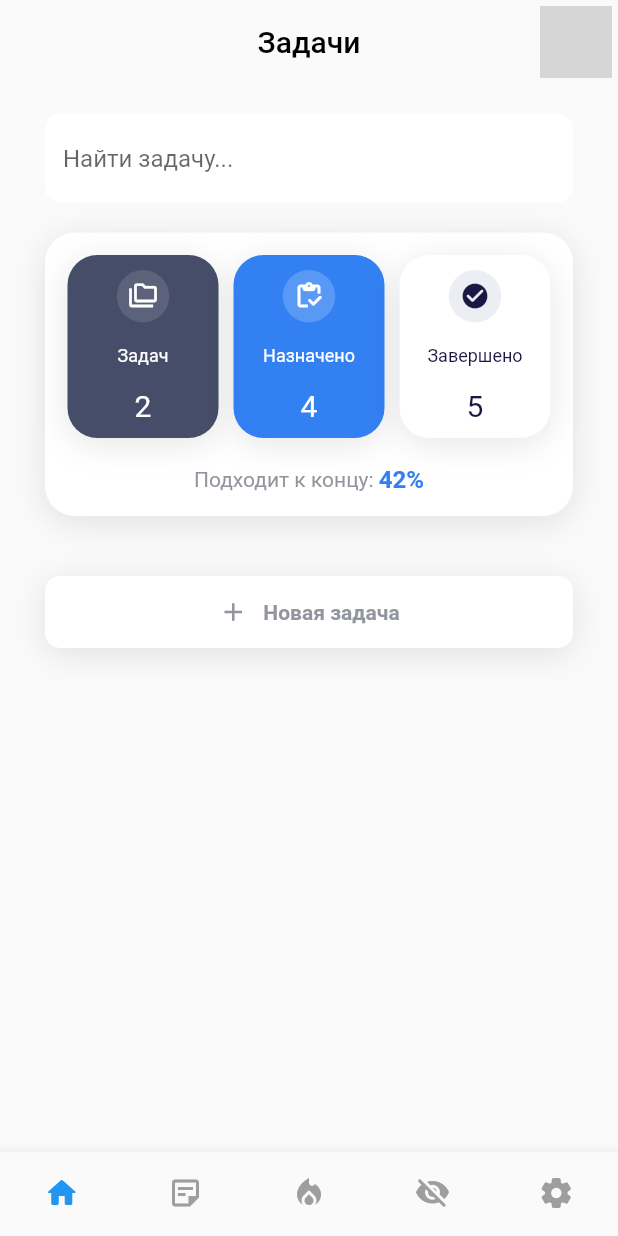
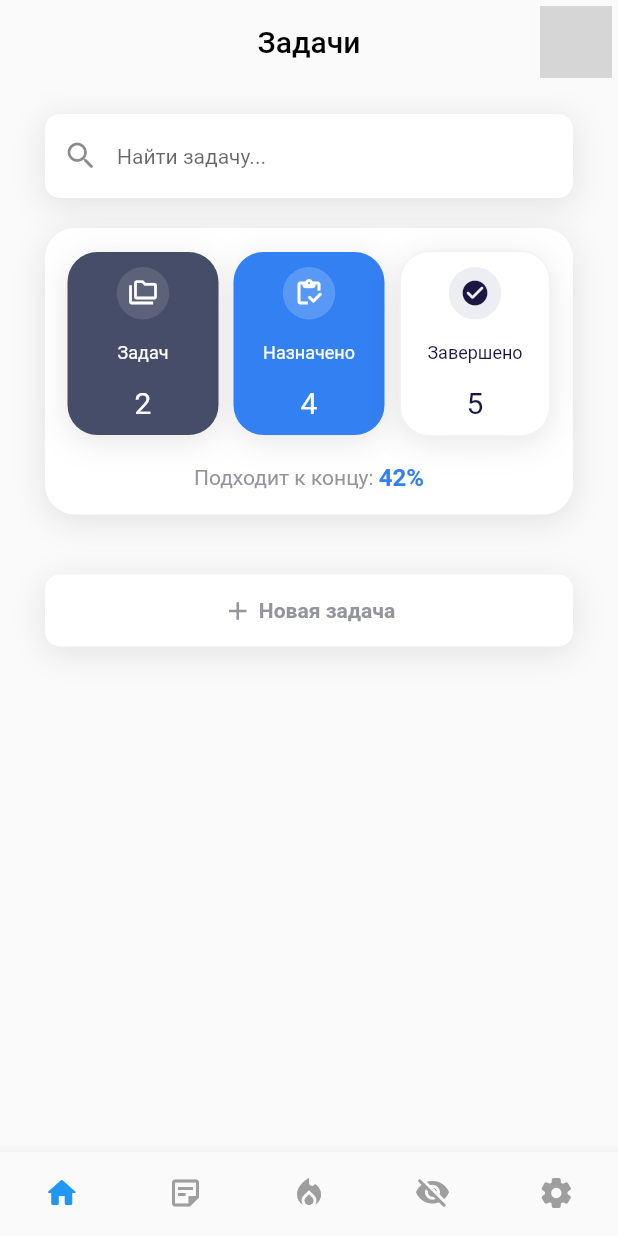
Before and after one commit to black-rusuz/rostelecom, a Flutter app: the screen it shows after launch, on a phone screen of 412 x 824 dp. Run offline on Flutter 3.47's test engine with Material 2 defaults, Android fonts, the phone set to English and light mode, and no system bars; drawn by our look-alikes of cached_network_image; our stand-ins replace dio, equatable, flutter_bloc, get_it, google_fonts, injectable and 1 more; network calls fail; grey boxes are pictures that could not be loaded.

Commit message:
search field style

```diff
--- a/lib/presentation/pages/home/tasks/tasks_fragment.dart
+++ b/lib/presentation/pages/home/tasks/tasks_fragment.dart
@@ -14,18 +14,20 @@ class TasksFragment extends StatelessWidget {
       padding: const EdgeInsets.symmetric(vertical: 20, horizontal: 30),
       child: Column(
         children: [
-          const BaseTextField('Найти задачу...'),
+          const BaseTextField(
+            'Найти задачу...',
+            icon: Icon(Icons.search_rounded),
+          ),
           const SizedBox(height: 20),
           const StatsCard(),
           const SizedBox(height: 40),
           //const TasksBoard(),
           GestureDetector(
-            onTap: () {},
-            child: const BaseButton(
-              label: 'Новая задача',
-              icon: Icons.add,
-            )
-          )
+              onTap: () {},
+              child: const BaseButton(
+                label: 'Новая задача',
+                icon: Icons.add,
+              ))
         ],
       ),
     );
@@ -44,8 +46,8 @@ class StatsCard extends StatelessWidget {
       child: Column(
         children: [
           Row(
-            children: const [
-              StatCard(
+            children: [
+              const StatCard(
                 color: Styles.darkColor,
                 icon: Icons.folder_copy_outlined,
                 iconBgColor: Color(0xFF5C627A),
@@ -53,8 +55,8 @@ class StatsCard extends StatelessWidget {
                 textColor: Colors.white,
                 value: 2,
               ),
-              SizedBox(width: 10),
-              StatCard(
+              const SizedBox(width: 10),
+              const StatCard(
                 color: Styles.accentColor,
                 icon: Icons.inventory_rounded,
                 iconBgColor: Color(0xFF5999F6),
@@ -62,14 +64,15 @@ class StatsCard extends StatelessWidget {
                 textColor: Colors.white,
                 value: 4,
               ),
-              SizedBox(width: 10),
+              const SizedBox(width: 10),
               StatCard(
                 color: Colors.white,
                 icon: Icons.check_circle_rounded,
-                iconBgColor: Color(0xFFECEEF3),
+                iconBgColor: const Color(0xFFECEEF3),
                 title: 'Завершено',
                 textColor: Styles.secondaryColor,
                 value: 5,
+                border: Border.all(width: 1, color: const Color(0xFFF3F3F7)),
               ),
             ],
           ),
@@ -102,6 +105,7 @@ class StatCard extends StatelessWidget {
   final IconData icon;
   final String title;
   final int value;
+  final Border? border;
 
   const StatCard({
     super.key,
@@ -111,6 +115,7 @@ class StatCard extends StatelessWidget {
     required this.value,
     required this.iconBgColor,
     required this.textColor,
+    this.border,
   });
 
   @override
@@ -120,6 +125,7 @@ class StatCard extends StatelessWidget {
         padding: const EdgeInsets.symmetric(vertical: 10, horizontal: 12),
         color: color,
         borderRadius: 20,
+        border: border,
         child: Column(
           children: [
             Container(
--- a/lib/presentation/widgets/base_button.dart
+++ b/lib/presentation/widgets/base_button.dart
@@ -32,7 +32,7 @@ class BaseButton extends StatelessWidget {
         children: [
           if (icon != null)
             Padding(
-              padding: const EdgeInsets.only(right: 10),
+              padding: const EdgeInsets.only(right: 4),
               child: Icon(icon, size: 20, color: textColor ?? Styles.greyColor),
             ),
           Text(
--- a/lib/presentation/widgets/base_card.dart
+++ b/lib/presentation/widgets/base_card.dart
@@ -7,12 +7,14 @@ class BaseCard extends StatelessWidget {
   final double borderRadius;
   final Color color;
   final Widget child;
+  final Border? border;
 
   const BaseCard({
     super.key,
     this.padding = EdgeInsets.zero,
     this.color = Colors.black12,
     this.borderRadius = 10,
+    this.border,
     required this.child,
   });
 
@@ -22,6 +24,7 @@ class BaseCard extends StatelessWidget {
       padding: padding,
       decoration: BoxDecoration(
         color: color,
+        border: border,
         borderRadius: BorderRadius.circular(borderRadius),
         boxShadow: Styles.shadows,
       ),
--- a/lib/presentation/widgets/base_text_field.dart
+++ b/lib/presentation/widgets/base_text_field.dart
@@ -1,4 +1,6 @@
 import 'package:flutter/material.dart';
+
+import '../../styles.dart';
 
 class BaseTextField extends StatelessWidget {
   final String label;
@@ -14,11 +16,17 @@ class BaseTextField extends StatelessWidget {
 
   @override
   Widget build(BuildContext context) {
-    return TextField(
-      controller: controller,
-      decoration: InputDecoration(
-        prefixIcon: icon,
-        hintText: label,
+    return Container(
+      decoration: const BoxDecoration(
+        boxShadow: Styles.shadows,
+      ),
+      child: TextField(
+        controller: controller,
+        style: const TextStyle(fontSize: 14),
+        decoration: InputDecoration(
+          prefixIcon: icon,
+          hintText: label,
+        ),
       ),
     );
   }
```
